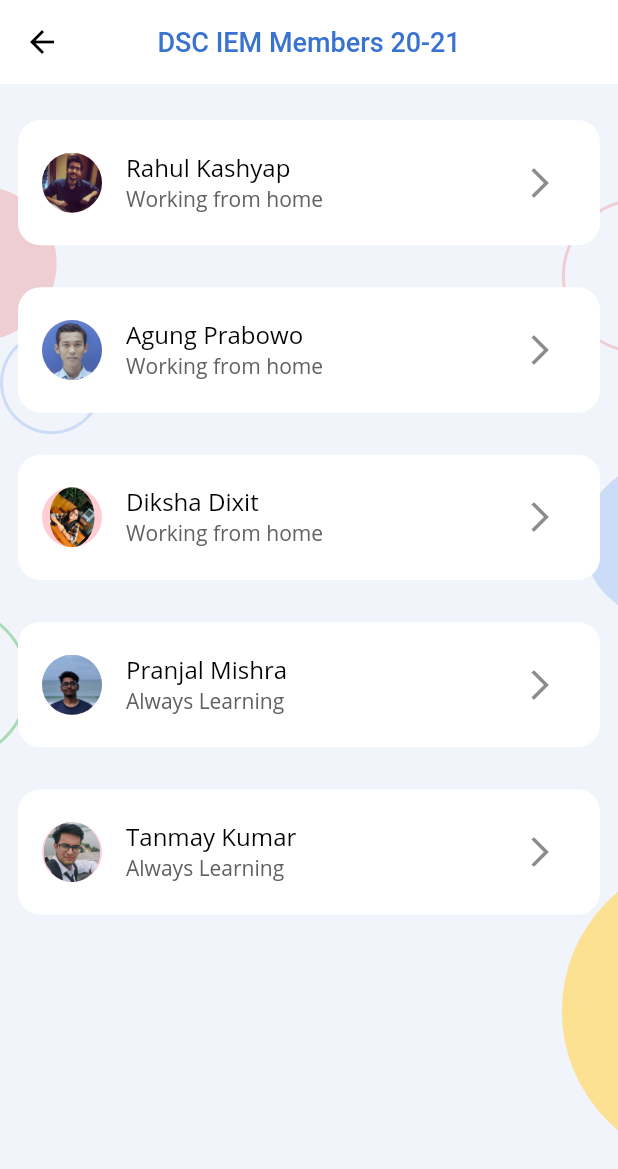
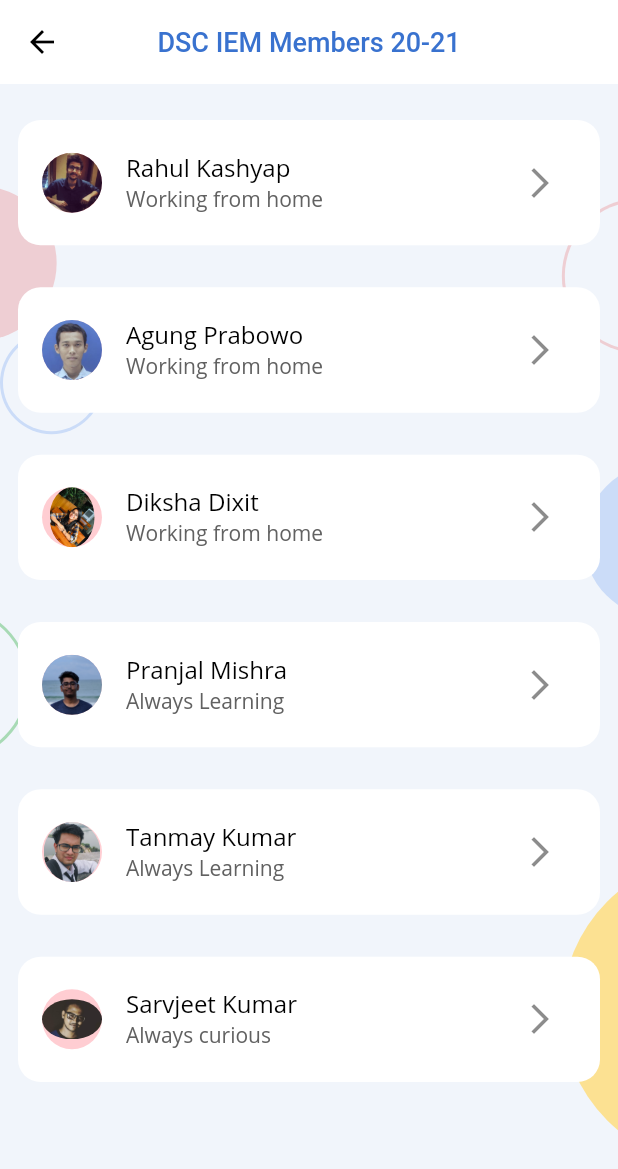
Before and after one commit to dsc-iem/AppDev-Hacktoberfest, a Flutter app: the MembersOverviewScreen screen opened directly, on a phone screen of 412 x 824 dp. Shown: the top 1169 px of the screen. Run offline on Flutter 3.47's test engine with Material 2 defaults, Android fonts, the phone set to English and light mode, and no system bars; our stand-ins replace shared_preferences; missing offline and left inert: circular_reveal_animation; accounts and stored records are empty.

Commit message:
issue resolved by Sarvjeet Kumar

```diff
--- a/lib/data/all_members.dart
+++ b/lib/data/all_members.dart
@@ -82,6 +82,18 @@ class AllMembers {
         githubUrl: 'https://github.com/peekaboo5149',
         linkedInUrl: 'https://www.linkedin.com/in/tanmay-kumar-aaa9991b8/',
         status: 'Always Learning'),
+    Member(
+        name: 'Sarvjeet Kumar',
+        year: '3rd',
+        department: 'Electrical',
+        profilePath: 'assets/profiles/Sarvjeet_Kumar.jpeg',
+        aboutMe:
+        'I am front-end web developer. I am curious about app development.',
+        fburl: 'https://www.facebook.com/sarvjeetrocks',
+        githubUrl: 'https://github.com/SarvjeetGit',
+        linkedInUrl: 'https://www.linkedin.com/in/sarvjeet-kumar-65470a184',
+        status: 'Always curious'),
+
 
   ];
 
```
Also changed, not shown: assets/profiles/Sarvjeet_Kumar.jpeg (added).
